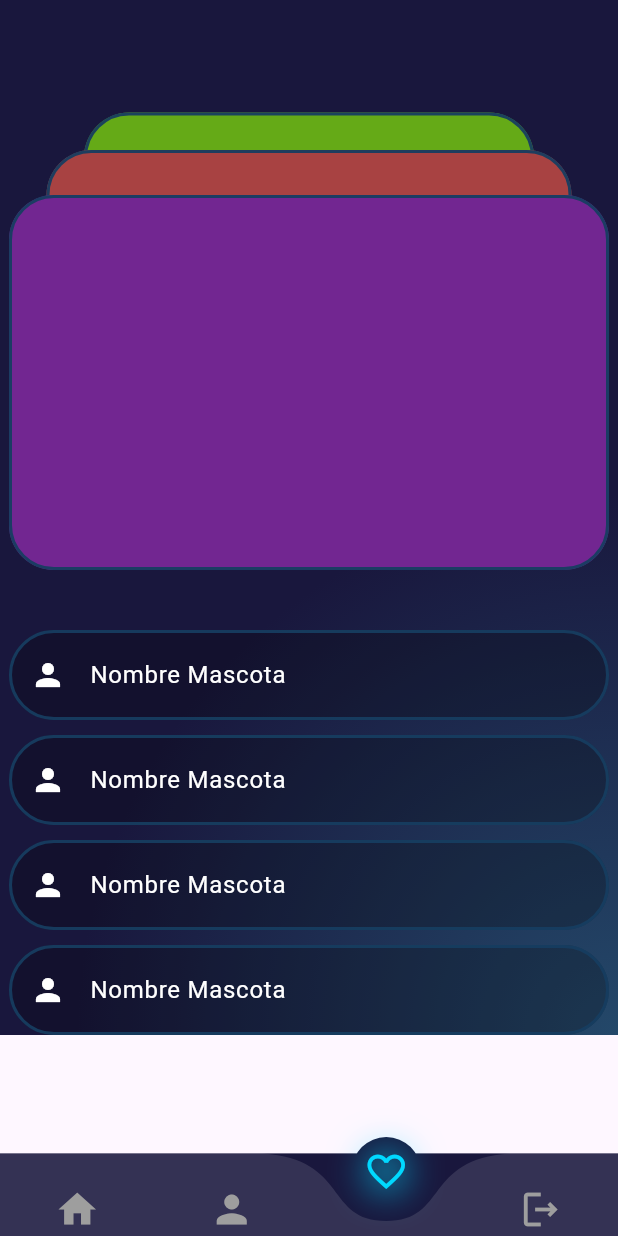
After one commit to jmmorales11/PRUEBAS_PRO, a Flutter app: the TabBarCustom screen opened directly, item 3 of the bottom bar chosen, on a phone screen of 412 x 824 dp. The commit adds this screen. Run offline on Flutter 3.47's test engine with Material 3 defaults, Android fonts, the phone set to English and light mode, and no system bars; drawn by our look-alikes of curved_navigation_bar; network calls fail.

Commit message:
Registros y fondos

```diff
--- a/mascotas/lib/Login/LoginPage.dart
+++ b/mascotas/lib/Login/LoginPage.dart
@@ -8,14 +8,28 @@ class LoginPage extends StatefulWidget {
 }
 
 class _LoginPageState extends State<LoginPage> {
-  bool _isObscured = true; // Estado para controlar la visibilidad de la contraseña
+  bool _isObscured =
+      true; // Estado para controlar la visibilidad de la contraseña
 
   @override
   Widget build(BuildContext context) {
     return MaterialApp(
-      debugShowCheckedModeBanner: false,
       home: Scaffold(
-        body: Center(
+          body: Container(
+        decoration: BoxDecoration(
+          gradient: RadialGradient(
+            center: Alignment.bottomRight,
+            radius: 3.5,
+            colors: [
+              const Color.fromARGB(240, 22, 61, 96),
+              const Color.fromARGB(255, 25, 23, 61),
+              const Color.fromARGB(255, 25, 23, 61),
+              const Color.fromARGB(255, 25, 23, 61),
+              const Color.fromARGB(240, 25, 23, 61),
+            ],
+          ),
+        ),
+        child: Center(
           child: SingleChildScrollView(
             child: Column(
               mainAxisAlignment: MainAxisAlignment.center,
@@ -28,6 +42,13 @@ class _LoginPageState extends State<LoginPage> {
                       child: CustomPaint(
                         painter: ContainerPainter(),
                         child: Container(
+                          //LEPUSE PARA EL BORDE
+                          //decoration: BoxDecoration(
+                          //border: Border.all(
+                          //color: Color.fromARGB(240, 22, 61, 96),
+                          //width: 2),
+                          //color: Color.fromARGB(75, 49, 47, 47),
+                          //),
                           padding: const EdgeInsets.fromLTRB(20, 70, 20, 20),
                           child: Column(
                             children: [
@@ -38,7 +59,8 @@ class _LoginPageState extends State<LoginPage> {
                                 ),
                                 child: TextField(
                                   decoration: InputDecoration(
-                                    prefixIcon: Icon(Icons.person, color: Colors.white),
+                                    prefixIcon:
+                                        Icon(Icons.person, color: Colors.white),
                                     labelText: 'Username',
                                     labelStyle: TextStyle(color: Colors.white),
                                     border: InputBorder.none,
@@ -54,12 +76,16 @@ class _LoginPageState extends State<LoginPage> {
                                   borderRadius: BorderRadius.circular(20),
                                 ),
                                 child: TextField(
-                                  obscureText: _isObscured, // Controla la visibilidad de la contraseña
+                                  obscureText:
+                                      _isObscured, // Controla la visibilidad de la contraseña
                                   decoration: InputDecoration(
-                                    prefixIcon: Icon(Icons.lock, color: Colors.white),
+                                    prefixIcon:
+                                        Icon(Icons.lock, color: Colors.white),
                                     suffixIcon: IconButton(
                                       icon: Icon(
-                                        _isObscured ? Icons.visibility : Icons.visibility_off,
+                                        _isObscured
+                                            ? Icons.visibility
+                                            : Icons.visibility_off,
                                         color: Colors.white,
                                       ),
                                       onPressed: () {
@@ -94,7 +120,8 @@ class _LoginPageState extends State<LoginPage> {
                                 onPressed: () {
                                   Navigator.push(
                                     context,
-                                    MaterialPageRoute(builder: (context) => TabBarCustom()),
+                                    MaterialPageRoute(
+                                        builder: (context) => TabBarCustom()),
                                   );
                                 },
                                 style: ElevatedButton.styleFrom(
@@ -102,11 +129,15 @@ class _LoginPageState extends State<LoginPage> {
                                   shape: RoundedRectangleBorder(
                                     borderRadius: BorderRadius.circular(20),
                                   ),
-                                  padding: EdgeInsets.symmetric(horizontal: 50, vertical: 15),
+                                  padding: EdgeInsets.symmetric(
+                                      horizontal: 50, vertical: 15),
                                 ),
-                                child: Text('LOGIN', style: TextStyle(color: Colors.white)),
+                                child: Text('LOGIN',
+                                    style: TextStyle(color: Colors.white)),
                               ),
-                              SizedBox(height: 20,),
+                              SizedBox(
+                                height: 20,
+                              ),
                               Row(
                                 children: [
                                   Expanded(
@@ -116,7 +147,8 @@ class _LoginPageState extends State<LoginPage> {
                                     ),
                                   ),
                                   SizedBox(width: 10),
-                                  Icon(Icons.keyboard_arrow_down, color: Colors.white),
+                                  Icon(Icons.keyboard_arrow_down,
+                                      color: Colors.white),
                                   SizedBox(width: 10),
                                   Expanded(
                                     child: Container(
@@ -137,7 +169,8 @@ class _LoginPageState extends State<LoginPage> {
                                   onPressed: () {
                                     Navigator.push(
                                       context,
-                                      MaterialPageRoute(builder: (context) => RegisterPage()),
+                                      MaterialPageRoute(
+                                          builder: (context) => RegisterPage()),
                                     );
                                   },
                                   style: ElevatedButton.styleFrom(
@@ -145,12 +178,16 @@ class _LoginPageState extends State<LoginPage> {
                                     shape: RoundedRectangleBorder(
                                       borderRadius: BorderRadius.circular(20),
                                     ),
-                                    padding: EdgeInsets.symmetric(horizontal: 50, vertical: 15),
+                                    padding: EdgeInsets.symmetric(
+                                        horizontal: 50, vertical: 15),
                                   ),
-                                  child: Text('Register', style: TextStyle(color: Colors.white)),
+                                  child: Text('Register',
+                                      style: TextStyle(color: Colors.white)),
                                 ),
                               ),
-                              SizedBox(height: 60,)
+                              SizedBox(
+                                height: 60,
+                              )
                             ],
                           ),
                         ),
@@ -170,8 +207,8 @@ class _LoginPageState extends State<LoginPage> {
             ),
           ),
         ),
-        backgroundColor: Color(0xFF19173d), // Color del fondo
-      ),
+      ) // Color del fondo
+          ),
     );
   }
 }
@@ -180,20 +217,23 @@ class ContainerPainter extends CustomPainter {
   @override
   void paint(Canvas canvas, Size size) {
     final paint = Paint()
-      ..color = Color(0xFF262450)
+      ..color = Color.fromARGB(61, 0, 0, 0)
       ..style = PaintingStyle.fill;
+    //..strokeWidth = 2.0;
 
     final path = Path()
       ..moveTo(0, 20)
       ..arcToPoint(Offset(20, 0), radius: Radius.circular(20), clockwise: false)
       ..lineTo(size.width - 20, 0)
-      ..arcToPoint(Offset(size.width, 20), radius: Radius.circular(20), clockwise: false)
+      ..arcToPoint(Offset(size.width, 20),
+          radius: Radius.circular(20), clockwise: false)
       ..lineTo(size.width, size.height - 20)
-      ..arcToPoint(Offset(size.width - 20, size.height), radius: Radius.circular(20), clockwise:  true)
+      ..arcToPoint(Offset(size.width - 20, size.height),
+          radius: Radius.circular(20), clockwise: true)
       ..lineTo(20, size.height)
-      ..arcToPoint(Offset(0, size.height - 20), radius: Radius.circular(20), clockwise: true)
+      ..arcToPoint(Offset(0, size.height - 20),
+          radius: Radius.circular(20), clockwise: true)
       ..close();
-
     canvas.drawPath(path, paint);
   }
 
--- /dev/null
+++ b/mascotas/lib/mascotas/registrar_mascota.dart
@@ -0,0 +1,185 @@
+import 'package:flutter/material.dart';
+
+class RegistrarMascota extends StatefulWidget {
+  const RegistrarMascota({super.key});
+
+  @override
+  State<RegistrarMascota> createState() => _RegistrarMascotaState();
+}
+
+class _RegistrarMascotaState extends State<RegistrarMascota> {
+  @override
+  Widget build(BuildContext context) {
+    return MaterialApp(
+      home: Scaffold(
+          body: Container(
+        decoration: BoxDecoration(
+          gradient: RadialGradient(
+            center: Alignment.bottomRight,
+            radius: 3.5,
+            colors: [
+              const Color.fromARGB(240, 22, 61, 96),
+              const Color.fromARGB(255, 25, 23, 61),
+              const Color.fromARGB(255, 25, 23, 61),
+              const Color.fromARGB(255, 25, 23, 61),
+              const Color.fromARGB(240, 25, 23, 61),
+            ],
+          ),
+        ),
+        child: SingleChildScrollView(
+          child: Column(children: [
+            Center(
+              child: Container(
+                  child: Stack(
+                alignment: Alignment.center,
+                children: [
+                  SizedBox(height: 100),
+                  Container(
+                    margin: EdgeInsets.only(top: 20),
+                    decoration: BoxDecoration(
+                      borderRadius: BorderRadius.circular(30),
+                      border: Border.all(
+                          color: Color.fromARGB(240, 22, 61, 96), width: 2),
+                      color: Color.fromARGB(255, 101, 170, 23),
+                    ),
+                    width: 300,
+                    height: 250,
+                  ),
+                  Container(
+                    margin: EdgeInsets.only(top: 70),
+                    decoration: BoxDecoration(
+                      borderRadius: BorderRadius.circular(30),
+                      border: Border.all(
+                          color: Color.fromARGB(240, 22, 61, 96), width: 2),
+                      color: Color.fromARGB(255, 168, 66, 66),
+                    ),
+                    width: 350,
+                    height: 250,
+                  ),
+                  Container(
+                    margin: EdgeInsets.only(top: 130),
+                    decoration: BoxDecoration(
+                        borderRadius: BorderRadius.circular(30),
+                        border: Border.all(
+                            color: Color.fromARGB(240, 22, 61, 96), width: 2),
+                        color: Color.fromARGB(255, 114, 38, 145)),
+                    width: 400,
+                    height: 250,
+                  ),
+                ],
+              )),
+            ),
+            SizedBox(
+              height: 40,
+            ),
+            Container(
+              child: Center(
+                child: Column(
+                  children: [
+                    Container(
+                      decoration: BoxDecoration(
+                        borderRadius: BorderRadius.circular(30),
+                        border: Border.all(
+                            color: Color.fromARGB(240, 22, 61, 96), width: 2),
+                        color: const Color.fromARGB(61, 0, 0, 0),
+                      ),
+                      width: 400,
+                      child: TextField(
+                        decoration: InputDecoration(
+                          border: InputBorder.none,
+                          labelText: 'Nombre Mascota',
+                          labelStyle: TextStyle(color: Colors.white),
+                          prefixIcon: Icon(
+                            Icons.person,
+                            color: Colors.white,
+                          ),
+                        ),
+                        style: TextStyle(color: Colors.white),
+                        keyboardType: TextInputType.name,
+                      ),
+                    ),
+                    SizedBox(
+                      height: 10,
+                    ),
+                    Container(
+                      decoration: BoxDecoration(
+                        borderRadius: BorderRadius.circular(30),
+                        border: Border.all(
+                            color: Color.fromARGB(240, 22, 61, 96), width: 2),
+                        color: const Color.fromARGB(61, 0, 0, 0),
+                      ),
+                      width: 400,
+                      child: TextField(
+                        decoration: InputDecoration(
+                          border: InputBorder.none,
+                          labelText: 'Nombre Mascota',
+                          labelStyle: TextStyle(color: Colors.white),
+                          prefixIcon: Icon(
+                            Icons.person,
+                            color: Colors.white,
+                          ),
+                        ),
+                        style: TextStyle(color: Colors.white),
+                        keyboardType: TextInputType.name,
+                      ),
+                    ),
+                    SizedBox(
+                      height: 10,
+                    ),
+                    Container(
+                      decoration: BoxDecoration(
+                        borderRadius: BorderRadius.circular(30),
+                        border: Border.all(
+                            color: Color.fromARGB(240, 22, 61, 96), width: 2),
+                        color: const Color.fromARGB(61, 0, 0, 0),
+                      ),
+                      width: 400,
+                      child: TextField(
+                        decoration: InputDecoration(
+                          border: InputBorder.none,
+                          labelText: 'Nombre Mascota',
+                          labelStyle: TextStyle(color: Colors.white),
+                          prefixIcon: Icon(
+                            Icons.person,
+                            color: Colors.white,
+                          ),
+                        ),
+                        style: TextStyle(color: Colors.white),
+                        keyboardType: TextInputType.name,
+                      ),
+                    ),
+                    SizedBox(
+                      height: 10,
+                    ),
+                    Container(
+                      decoration: BoxDecoration(
+                        borderRadius: BorderRadius.circular(30),
+                        border: Border.all(
+                            color: Color.fromARGB(240, 22, 61, 96), width: 2),
+                        color: const Color.fromARGB(61, 0, 0, 0),
+                      ),
+                      width: 400,
+                      child: TextField(
+                        decoration: InputDecoration(
+                          border: InputBorder.none,
+                          labelText: 'Nombre Mascota',
+                          labelStyle: TextStyle(color: Colors.white),
+                          prefixIcon: Icon(
+                            Icons.person,
+                            color: Colors.white,
+                          ),
+                        ),
+                        style: TextStyle(color: Colors.white),
+                        keyboardType: TextInputType.name,
+                      ),
+                    ),
+                  ],
+                ),
+              ),
+            )
+          ]),
+        ),
+      )),
+    );
+  }
+}
--- a/mascotas/lib/presentation/screens/ejemplo_screen.dart
+++ b/mascotas/lib/presentation/screens/ejemplo_screen.dart
@@ -12,20 +12,32 @@ class _EjemploScreenState extends State<EjemploScreen> {
   Widget build(BuildContext context) {
     return SafeArea(
       child: Scaffold(
-        body: Padding(
+          body: Container(
+        decoration: BoxDecoration(
+          gradient: RadialGradient(
+            center: Alignment.bottomRight,
+            radius: 3.5,
+            colors: [
+              const Color.fromARGB(240, 22, 61, 96),
+              const Color.fromARGB(255, 25, 23, 61),
+              const Color.fromARGB(255, 25, 23, 61),
+              const Color.fromARGB(255, 25, 23, 61),
+              const Color.fromARGB(240, 25, 23, 61),
+            ],
+          ),
+        ),
+        child: Padding(
           padding: EdgeInsets.symmetric(vertical: 10),
           child: ListView(
             scrollDirection: Axis.vertical,
             children: [
               Row(
-                children: [
-                  Text("Ejmplo Screen")
-                ],
+                children: [Text("Ejmplo Screen")],
               )
             ],
           ),
         ),
-      ),
+      )),
     );
   }
 }
--- a/mascotas/lib/presentation/screens/home_screen.dart
+++ b/mascotas/lib/presentation/screens/home_screen.dart
@@ -43,7 +43,21 @@ class _HomeScreenState extends State<HomeScreen> {
     return SafeArea(
       child: Scaffold(
         backgroundColor: Color.fromARGB(255, 25, 23, 61),
-        body: Stack(
+        body: Container(
+          decoration: BoxDecoration(
+            gradient: RadialGradient(
+              center: Alignment.bottomRight,
+              radius: 3.5,
+              colors: [
+                const Color.fromARGB(240, 22, 61, 96),
+                const Color.fromARGB(255, 25, 23, 61),
+                const Color.fromARGB(255, 25, 23, 61),
+                const Color.fromARGB(255, 25, 23, 61),
+                const Color.fromARGB(240, 25, 23, 61),
+              ],
+            ),
+          ),
+          child: Stack(
             children: [
               //Background(), // No tengo acceso a tu implementación de Background, así que la he comentado temporalmente
               Padding(
@@ -63,6 +77,7 @@ class _HomeScreenState extends State<HomeScreen> {
                 ),
               ),
             ],
+          ),
         ),
         floatingActionButton: FloatingActionButton(
           onPressed: actualizarHome,
--- a/mascotas/lib/widgets/tab_bar.dart
+++ b/mascotas/lib/widgets/tab_bar.dart
@@ -1,5 +1,6 @@
 import 'package:flutter/material.dart';
 import 'package:curved_navigation_bar/curved_navigation_bar.dart';
+import 'package:mascotas/mascotas/registrar_mascota.dart';
 import 'package:mascotas/presentation/screens/ejemplo_screen.dart';
 import 'package:mascotas/presentation/screens/home_screen.dart';
 
@@ -23,7 +24,7 @@ class _TabBarCustomState extends State<TabBarCustom> {
   final List<Widget> _screens = [
     const HomeScreen(),
     const EjemploScreen(),
-    const HomeScreen(),
+    const RegistrarMascota(),
     const EjemploScreen(), // Puedes ajustar esta lista según tus necesidades
   ];
 
@@ -59,7 +60,8 @@ class _TabBarCustomState extends State<TabBarCustom> {
       body: Container(
         color: Color.fromARGB(255, 25, 23, 61),
         child: Center(
-          child: _screens[_page], // Muestra la pantalla correspondiente al índice seleccionado
+          child: _screens[
+              _page], // Muestra la pantalla correspondiente al índice seleccionado
         ),
       ),
     );
@@ -69,7 +71,9 @@ class _TabBarCustomState extends State<TabBarCustom> {
   Widget _buildIcon(IconData icon, bool isSelected) {
     Color iconColor = isSelected ? colorIcon : Colors.grey; // Color del ícono
     List<BoxShadow> iconShadow = isSelected
-        ? [BoxShadow(color: colorShadowIcon, blurRadius: 20)] // Sombra del ícono cuando está seleccionado
+        ? [
+            BoxShadow(color: colorShadowIcon, blurRadius: 20)
+          ] // Sombra del ícono cuando está seleccionado
         : []; // Sin sombra cuando no está seleccionado
 
     return Container(
@@ -80,5 +84,4 @@ class _TabBarCustomState extends State<TabBarCustom> {
       child: Icon(icon, size: 30, color: iconColor),
     );
   }
-
 }
```
Lines whose indentation alone changed are shown as unchanged.
